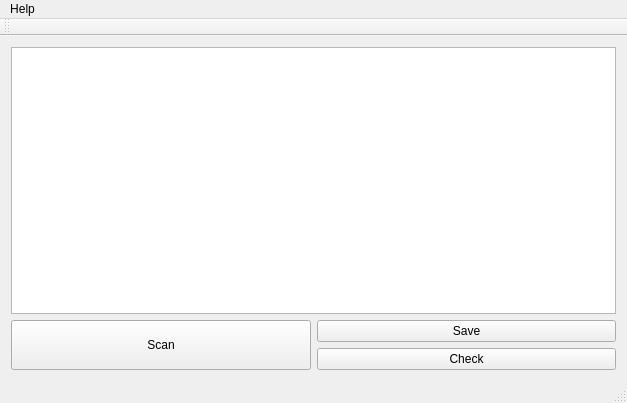
The window that mainwindow.ui (Jyang772/PenguHash) describes before a commit, drawn with Qt 5.
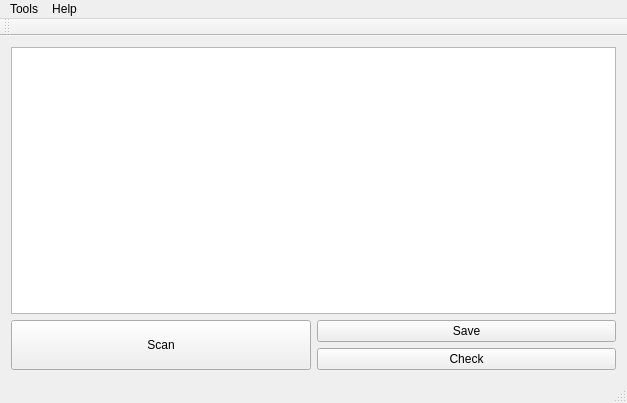
The same window after the commit.

Commit message: Find Dialog

Patch:
```diff
--- a/mainwindow.ui
+++ b/mainwindow.ui
@@ -84,6 +84,13 @@
     </property>
     <addaction name="actionAbout"/>
    </widget>
+   <widget class="QMenu" name="menuTools">
+    <property name="title">
+     <string>Tools</string>
+    </property>
+    <addaction name="actionFind"/>
+   </widget>
+   <addaction name="menuTools"/>
    <addaction name="menuHelp"/>
   </widget>
   <widget class="QToolBar" name="mainToolBar">
```
Left out of the diff: 5 changed lines with no effect on the pictures. The commit also changes 4 other files.
